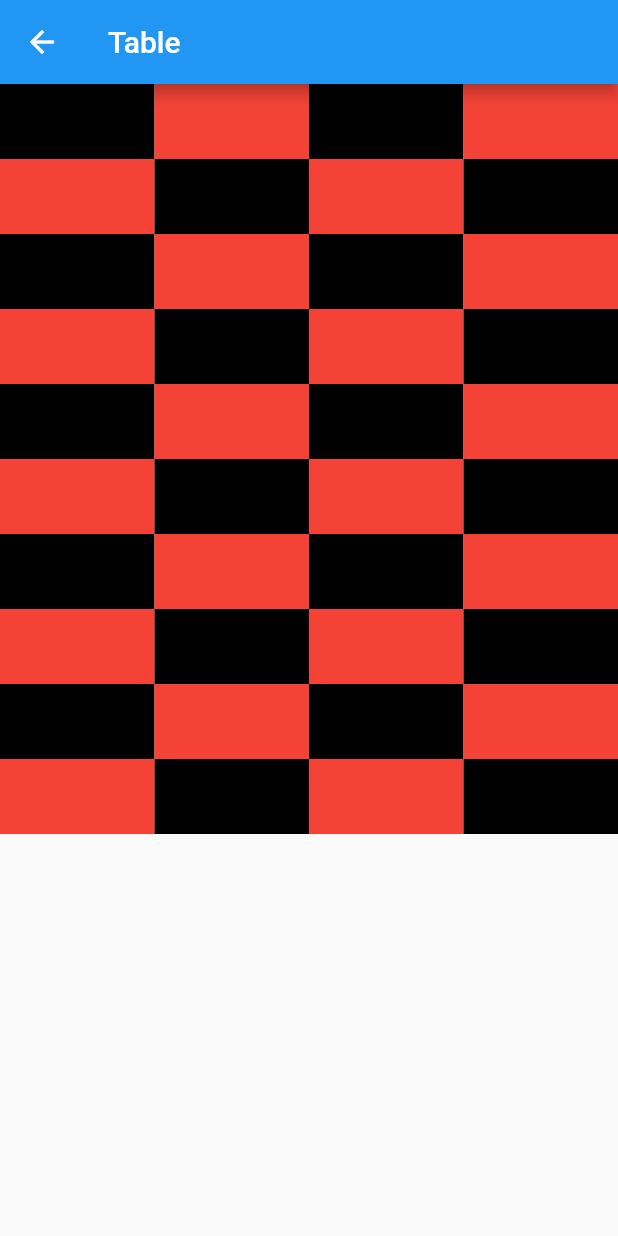
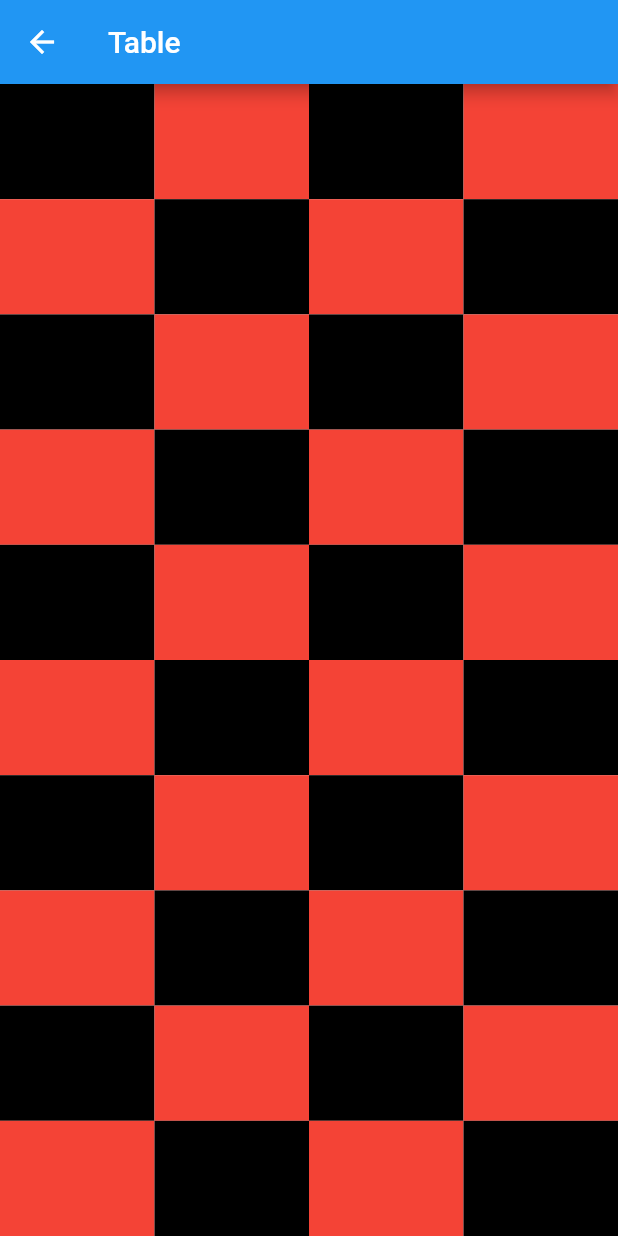
Before and after one commit to epatel/widget_of_the_week, a Flutter app: the TableExample screen opened directly, on a phone screen of 412 x 824 dp. Run offline on Flutter 3.47's test engine with Material 2 defaults, Android fonts, the phone set to English and light mode, and no system bars.

Commit message:
Update Table to fill Scaffold body

```diff
--- a/lib/widgets/table_example.dart
+++ b/lib/widgets/table_example.dart
@@ -11,23 +11,32 @@ class TableExample extends StatelessWidget {
       appBar: AppBar(
         title: Text(weekEntry.name),
       ),
-      body: Table(
-        children: List.generate(10, (rowIndex) => _row(rowIndex)),
+      body: Builder(
+        builder: (context) {
+          return Table(
+            children: List.generate(10, (rowIndex) => _row(context, rowIndex)),
+          );
+        },
       ),
     );
   }
 
-  TableRow _row(int rowIndex) {
+  TableRow _row(BuildContext context, int rowIndex) {
     return TableRow(
-      children: List.generate(4, (columnIndex) => _cell(columnIndex, rowIndex)),
+      children: List.generate(
+          4, (columnIndex) => _cell(context, columnIndex, rowIndex)),
     );
   }
 
-  Widget _cell(int columnIndex, int rowIndex) {
-    return Container(
-      width: 50,
-      height: 50,
-      color: (columnIndex + rowIndex) % 2 == 1 ? Colors.red : Colors.black,
+  Widget _cell(BuildContext context, int columnIndex, int rowIndex) {
+    final aspectRatio = MediaQuery.of(context).size.width /
+        (MediaQuery.of(context).size.height -
+            Scaffold.of(context).appBarMaxHeight);
+    return AspectRatio(
+      aspectRatio: aspectRatio / (4 / 10),
+      child: Container(
+        color: (columnIndex + rowIndex) % 2 == 1 ? Colors.red : Colors.black,
+      ),
     );
   }
 }
```
